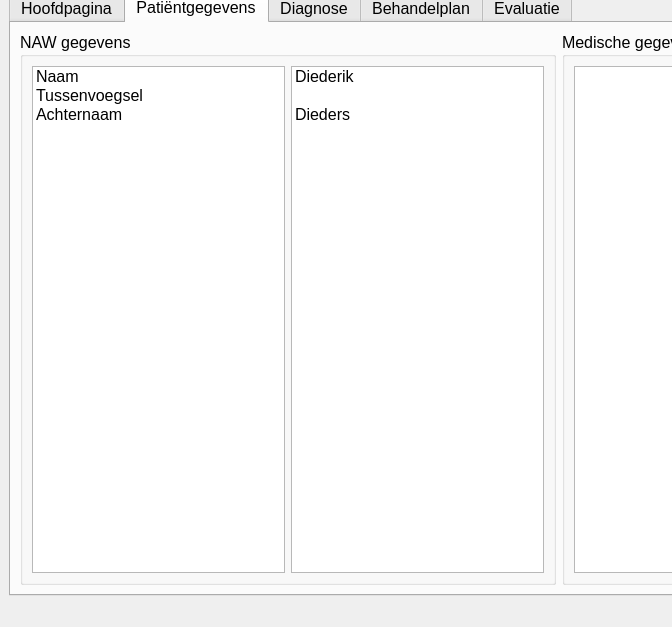
Above: ui/mainwindow.ui from blu3beri/MNNU-Desktop before the change; both pictures show x 0 to 672 and y 93 to 720 of the 1280 by 720 pixel window. Below: the same form after it.
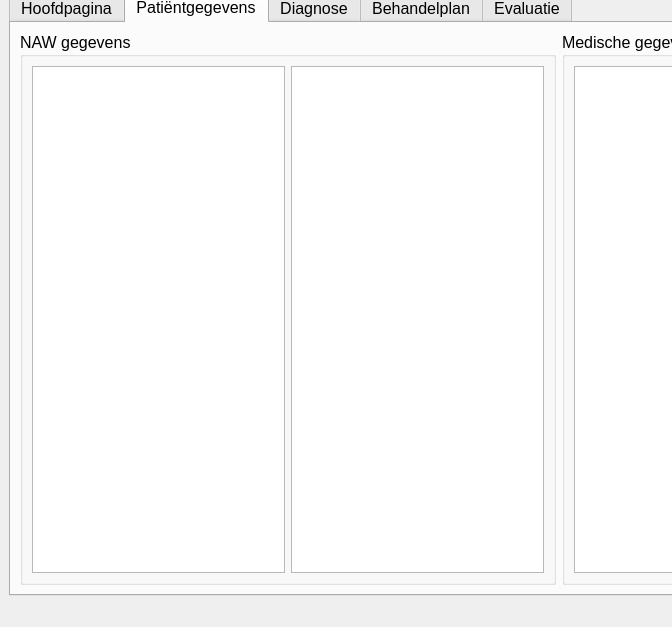
That is the form after the change. The open tabs and pages were chosen to show the change. Icons and pictures are not drawn.

Commit message: Added timer for filling in the patient information

Patch:
```diff
--- a/ui/mainwindow.ui
+++ b/ui/mainwindow.ui
@@ -374,42 +374,10 @@
           </property>
           <layout class="QHBoxLayout" name="horizontalLayout_2">
            <item>
-            <widget class="QListWidget" name="keyNaw">
-             <item>
-              <property name="text">
-               <string>Naam</string>
-              </property>
-             </item>
-             <item>
-              <property name="text">
-               <string>Tussenvoegsel</string>
-              </property>
-             </item>
-             <item>
-              <property name="text">
-               <string>Achternaam</string>
-              </property>
-             </item>
-            </widget>
+            <widget class="QListWidget" name="keyNaw"/>
            </item>
            <item>
-            <widget class="QListWidget" name="valueNaw">
-             <item>
-              <property name="text">
-               <string>Diederik</string>
-              </property>
-             </item>
-             <item>
-              <property name="text">
-               <string/>
-              </property>
-             </item>
-             <item>
-              <property name="text">
-               <string>Dieders</string>
-              </property>
-             </item>
-            </widget>
+            <widget class="QListWidget" name="valueNaw"/>
            </item>
           </layout>
          </widget>
```
The commit also changes 2 other files.
